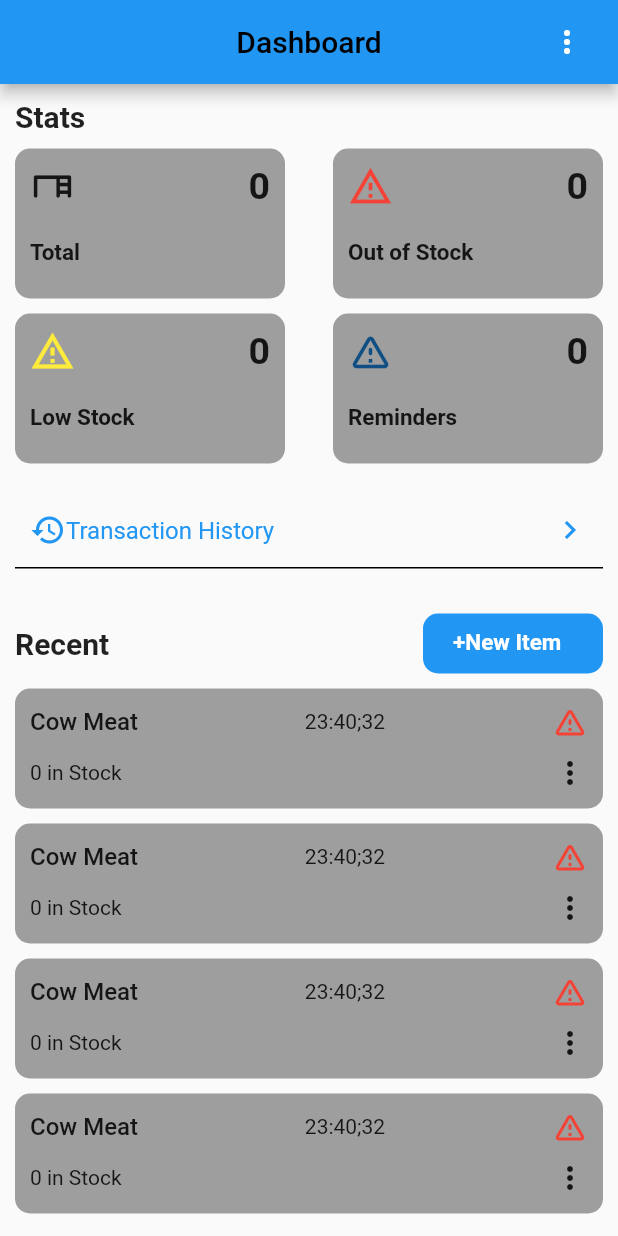
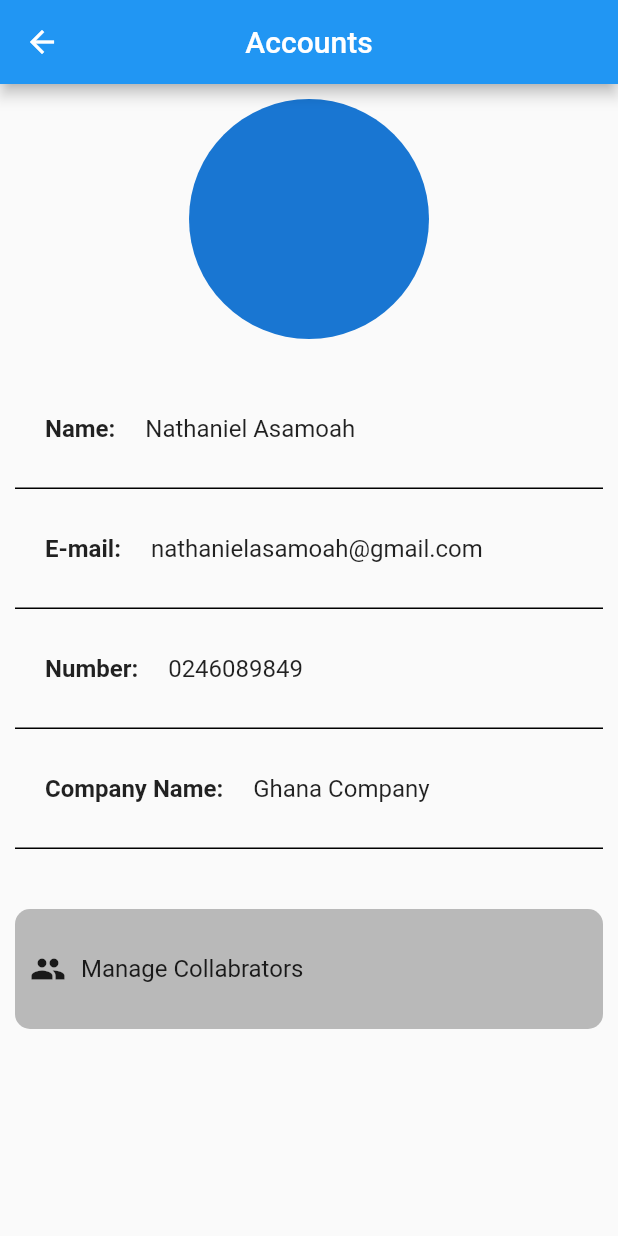
Before and after one commit to kwakulartey/inventory-app, a Flutter app: the screen it shows after launch, after a tap on the "more vert" icon, on a phone screen of 412 x 824 dp. Run offline on Flutter 3.47's test engine with Material 2 defaults, Android fonts, the light colour scheme and no system bars.

Commit message:
new update

```diff
--- /dev/null
+++ b/lib/Colla.dart
@@ -0,0 +1,10 @@
+import 'package:flutter/material.dart';
+
+class Colla extends StatelessWidget {
+  const Colla({Key? key}) : super(key: key);
+
+  @override
+  Widget build(BuildContext context) {
+    return Scaffold();
+  }
+}
--- a/lib/dashboard.dart
+++ b/lib/dashboard.dart
@@ -1,5 +1,7 @@
 import 'package:flutter/material.dart';
 import 'package:flutter/rendering.dart';
+import 'package:inventory_1/more.dart';
+import 'package:inventory_1/new_item.dart';
 import 'package:inventory_1/widget/card_dash.dart';
 
 class Dashboard extends StatefulWidget {
@@ -17,13 +19,18 @@ class _DashboardState extends State<Dashboard> {
           centerTitle: true,
           title: const Text(
             'Dashboard',
-            style: TextStyle(color: Colors.black),
+            style: TextStyle(color: Colors.white),
           ),
           actions: [
             Padding(
               padding: const EdgeInsets.only(right: 10),
               child: IconButton(
-                onPressed: () {},
+                onPressed: () {
+                  Navigator.of(context)
+                      .push(MaterialPageRoute(builder: (context) {
+                    return More();
+                  }));
+                },
                 icon: Icon(Icons.more_vert),
               ),
             )
@@ -109,7 +116,14 @@ class _DashboardState extends State<Dashboard> {
                     'Recent',
                     style: TextStyle(fontSize: 20, fontWeight: FontWeight.w600),
                   ),
-                  Container(
+                  GestureDetector(
+                    onTap: (() {
+                      Navigator.of(context)
+                          .push(MaterialPageRoute(builder: (context) {
+                        return NewItem();
+                      }));
+                    }),
+                    child: Container(
                       decoration: BoxDecoration(
                           color: Colors.blue,
                           borderRadius: BorderRadius.circular(10)),
@@ -123,6 +137,7 @@ class _DashboardState extends State<Dashboard> {
                               fontSize: 15,
                               fontWeight: FontWeight.bold,
                               color: Colors.white),
+                        ),
                       ),
                     ),
                   ),
--- /dev/null
+++ b/lib/more.dart
@@ -0,0 +1,74 @@
+import 'package:flutter/material.dart';
+import 'package:inventory_1/Colla.dart';
+import 'package:inventory_1/widget/contain_acc.dart';
+
+class More extends StatelessWidget {
+  const More({Key? key}) : super(key: key);
+
+  @override
+  Widget build(BuildContext context) {
+    return Scaffold(
+      appBar: AppBar(
+        centerTitle: true,
+        title: Text('Accounts'),
+      ),
+      body: Padding(
+        padding: const EdgeInsets.all(10.0),
+        child: Column(
+          children: [
+            Center(
+                child: CircleAvatar(
+              radius: 80,
+            )),
+            SizedBox(
+              height: 20,
+            ),
+            Container(
+              child: Column(
+                children: [
+                  ContainAcc(text1: 'Name:', text2: 'Nathaniel Asamoah'),
+                  ContainAcc(
+                      text1: 'E-mail:', text2: 'nathanielasamoah@gmail.com'),
+                  ContainAcc(text1: 'Number:', text2: '0246089849'),
+                  ContainAcc(text1: 'Company Name:', text2: 'Ghana Company'),
+                ],
+              ),
+            ),
+            SizedBox(
+              height: 40,
+            ),
+            GestureDetector(
+              onTap: () {
+                Navigator.of(context)
+                    .push(MaterialPageRoute(builder: (context) {
+                  return Colla();
+                }));
+              },
+              child: Container(
+                height: 80,
+                width: MediaQuery.of(context).size.width,
+                decoration: BoxDecoration(
+                    color: Colors.black26,
+                    borderRadius: BorderRadius.circular(10)),
+                child: Padding(
+                  padding: const EdgeInsets.all(10.0),
+                  child: Row(children: [
+                    Icon(Icons.people),
+                    SizedBox(
+                      width: 10,
+                    ),
+                    Text(
+                      'Manage Collabrators',
+                      style:
+                          TextStyle(fontSize: 16, fontWeight: FontWeight.w400),
+                    )
+                  ]),
+                ),
+              ),
+            )
+          ],
+        ),
+      ),
+    );
+  }
+}
--- /dev/null
+++ b/lib/new_item.dart
@@ -0,0 +1,18 @@
+import 'package:flutter/material.dart';
+
+class NewItem extends StatelessWidget {
+  const NewItem({Key? key}) : super(key: key);
+
+  @override
+  Widget build(BuildContext context) {
+    return Scaffold(
+      appBar: AppBar(
+        title: Text('Add New Item'),
+        centerTitle: true,
+      ),
+      body: Column(
+        children: [],
+      ),
+    );
+  }
+}
--- /dev/null
+++ b/lib/widget/contain_acc.dart
@@ -0,0 +1,33 @@
+import 'package:flutter/material.dart';
+
+class ContainAcc extends StatelessWidget {
+  String text1;
+  String text2;
+  ContainAcc({Key? key, required this.text1, required this.text2})
+      : super(key: key);
+
+  @override
+  Widget build(BuildContext context) {
+    return Container(
+      padding: EdgeInsets.only(left: 20, right: 10),
+      height: 80,
+      width: MediaQuery.of(context).size.width,
+      decoration: BoxDecoration(border: Border(bottom: BorderSide(width: 1))),
+      child: Row(
+        children: [
+          Text(
+            text1,
+            style: TextStyle(fontSize: 16, fontWeight: FontWeight.w600),
+          ),
+          SizedBox(
+            width: 20,
+          ),
+          Text(
+            text2,
+            style: TextStyle(fontSize: 16, fontWeight: FontWeight.w400),
+          )
+        ],
+      ),
+    );
+  }
+}
```
Lines whose indentation alone changed are shown as unchanged.
